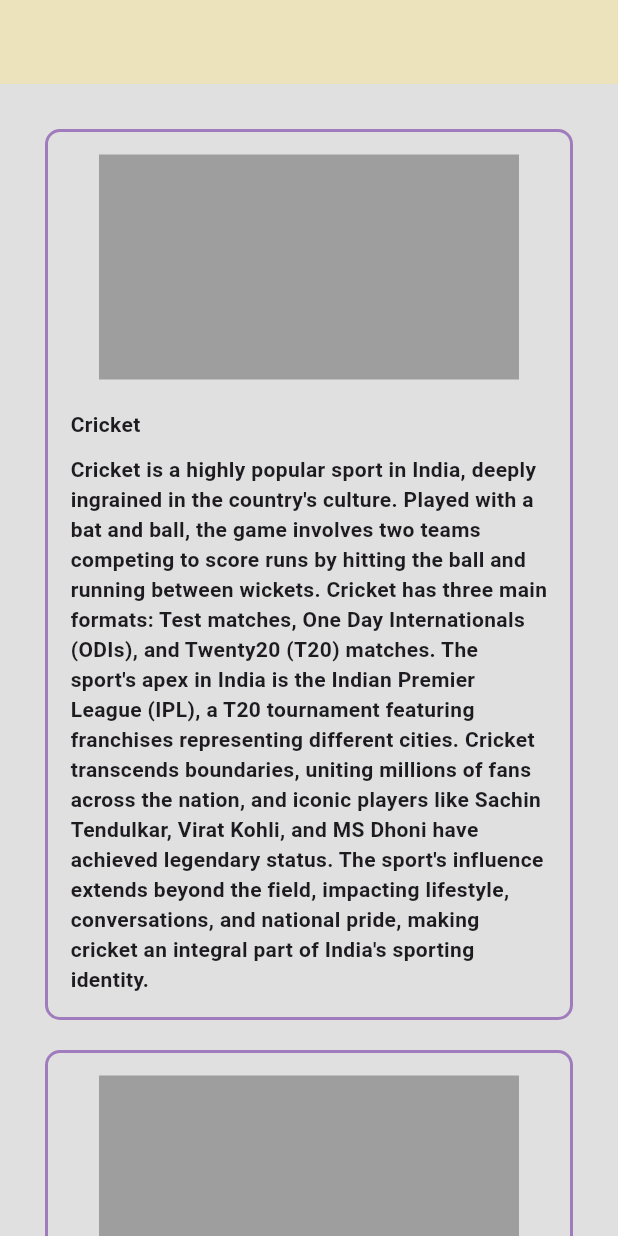
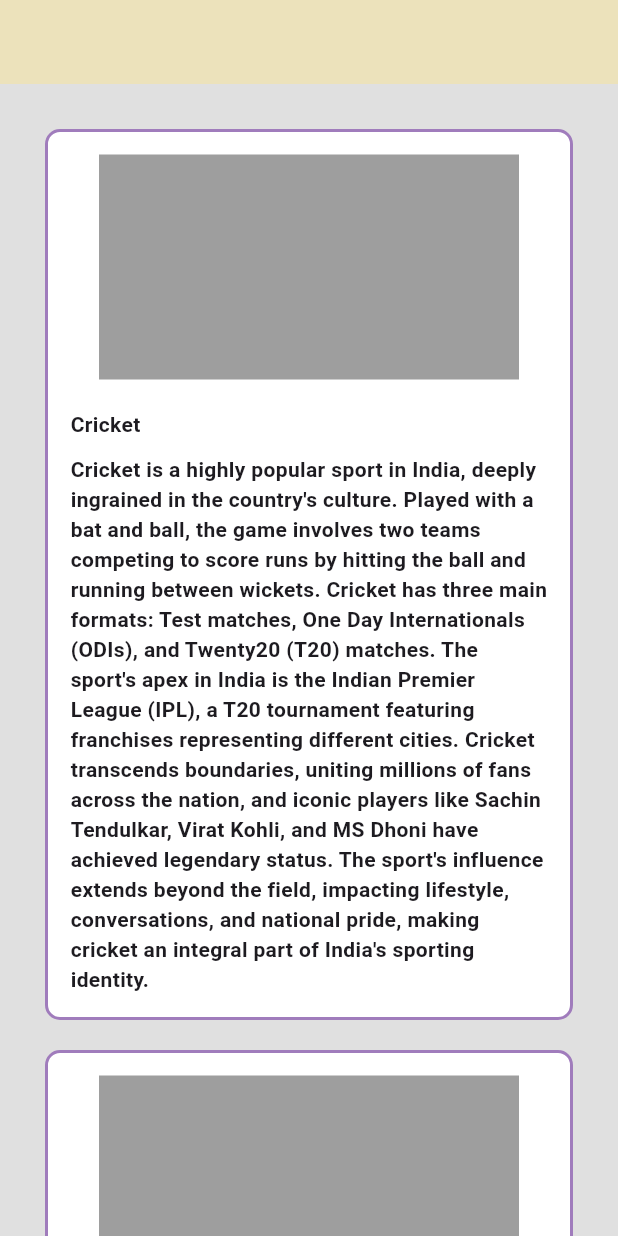
Before and after one commit to AnJasid/sports_picker, a Flutter app: the ViewScreen screen opened directly, on a phone screen of 412 x 824 dp. Run offline on Flutter 3.47's test engine with Material 3 defaults, Android fonts, the phone set to English and light mode, and no system bars; our stand-ins replace google_nav_bar.

Commit message:
update for sport item bg color

```diff
--- a/lib/screens/view_screen/sport_item.dart
+++ b/lib/screens/view_screen/sport_item.dart
@@ -14,7 +14,7 @@ class SportItem extends StatelessWidget {
     return Container(
       width: double.infinity,
       decoration: BoxDecoration(
-        color: Colors.transparent,
+        color: Colors.white,
         border: Border.all(
           color: const Color(0xFFa07cbc),
           width: 2.0,
```
